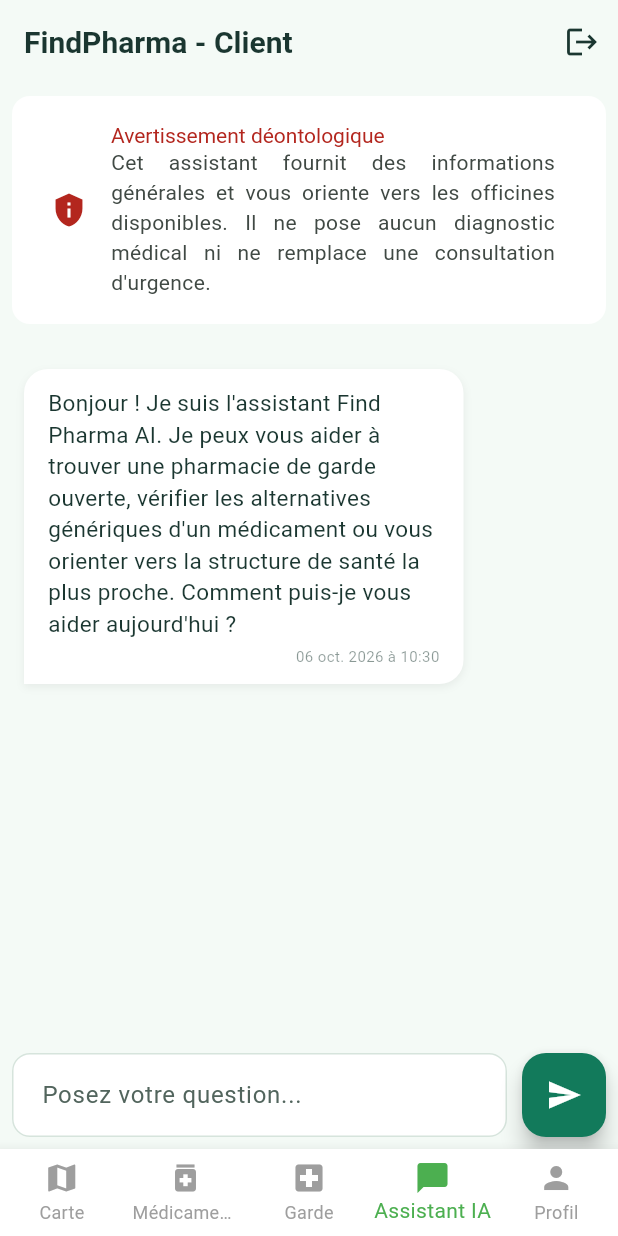
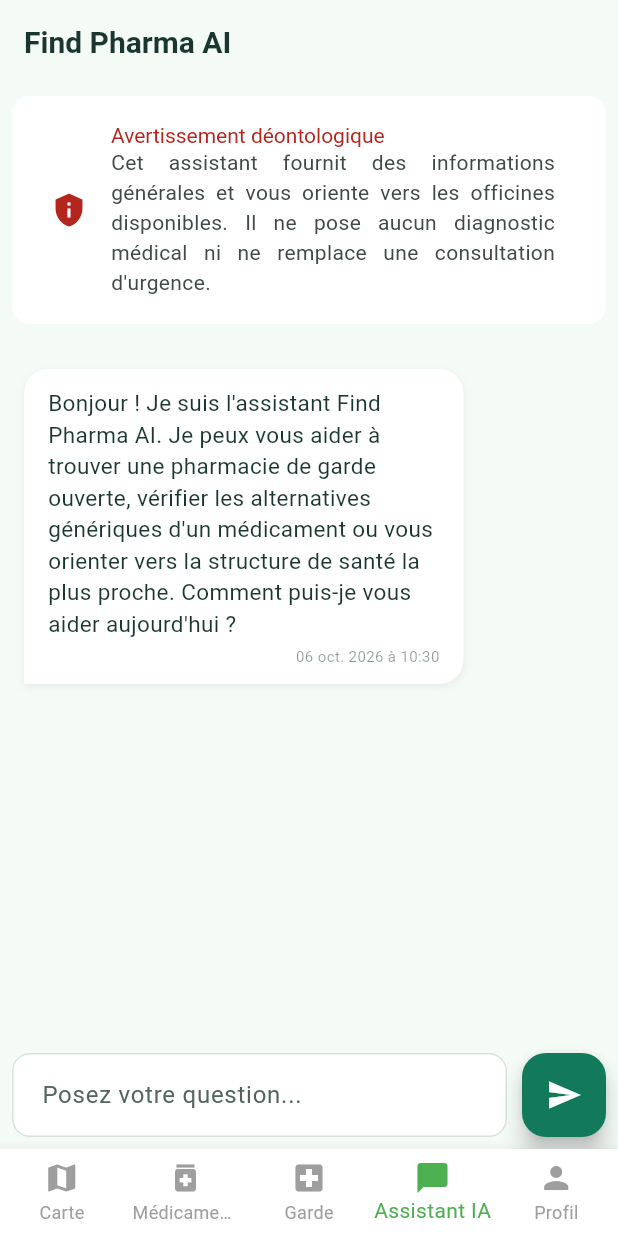
Before and after one commit to yamariel/find_pharma, a Flutter app: the screen it shows once a user with an empty profile is signed in, item 4 of the bottom bar chosen, on a phone screen of 412 x 824 dp. Run offline on Flutter 3.47's test engine with Material 3 defaults, Android fonts, the phone set to English and light mode, and no system bars; drawn by our look-alikes of flutter_markdown; our stand-ins replace cloud_firestore, cloud_functions, dio, firebase_auth, firebase_core, flutter_dotenv and 6 more; accounts and stored records are empty.

Commit message:
fix: afficher la barre du chat IA
Supprime le paramètre embedded inutilisé, affiche l'AppBar du chat dans l'onglet client et réactive les notifications d'erreur.

```diff
--- a/lib/features/Client/presentation/pages/client_home_page.dart
+++ b/lib/features/Client/presentation/pages/client_home_page.dart
@@ -5,7 +5,6 @@
 import 'package:flutter_riverpod/flutter_riverpod.dart';
 import 'package:go_router/go_router.dart';
 
-import '../../../auth/presentation/providers/auth_controller.dart';
 
 class ClientHomePage extends ConsumerStatefulWidget {
   const ClientHomePage({super.key});
@@ -44,19 +43,8 @@
   @override
   Widget build(BuildContext context) {
     return Scaffold(
-      appBar: AppBar(
-        title: const Text("FindPharma - Client"),
-        actions: [
-          IconButton(
-            icon: const Icon(Icons.logout),
-            onPressed: () {
-              ref.read(authControllerProvider.notifier).signOut();
-            },
-          ),
-        ],
-      ),
 
-      body: pages[currentIndex],
+      body: SafeArea(child:  pages[currentIndex]),
 
       bottomNavigationBar: BottomNavigationBar(
         currentIndex: currentIndex,
@@ -165,6 +153,6 @@
   }
 
   Widget _assistantPage() {
-    return const AiChatPage(embedded: true);
+    return const AiChatPage();
   }
 }
--- a/lib/features/ai_assistant/presentation/pages/ai_chat_page.dart
+++ b/lib/features/ai_assistant/presentation/pages/ai_chat_page.dart
@@ -6,9 +6,8 @@
 import '../widgets/pharmacie_card.dart';
 
 class AiChatPage extends ConsumerStatefulWidget {
-  final bool embedded;
 
-  const AiChatPage({super.key, this.embedded = false});
+  const AiChatPage({super.key});
 
   @override
   ConsumerState<AiChatPage> createState() => _AiChatPageState();
@@ -87,11 +86,11 @@
     final aiChat = ref.watch(aiChatProvider);
     final colorScheme = Theme.of(context).colorScheme;
     ref.listen(aiChatProvider, (previous, next) {
-      // if (next.errorMessage != null &&
-      //     next.errorMessage != previous?.errorMessage) {
-      //   ScaffoldMessenger.of(context)
-      //       .showSnackBar(SnackBar(content: Text(next.errorMessage!)));
-      // }
+      if (next.errorMessage != null &&
+          next.errorMessage != previous?.errorMessage) {
+        ScaffoldMessenger.of(context)
+            .showSnackBar(SnackBar(content: Text(next.errorMessage!)));
+      }
 
       if (previous?.messages.length != next.messages.length ||
           (previous?.isLoading == true && next.isLoading == false)) {
@@ -100,9 +99,7 @@
     });
 
     return Scaffold(
-      appBar: widget.embedded
-          ? null
-          : AppBar(title: const Text("Find Pharma AI")),
+      appBar: AppBar(title: const Text("Find Pharma AI")),
       body: SafeArea(
         child: Column(
           children: [
```
